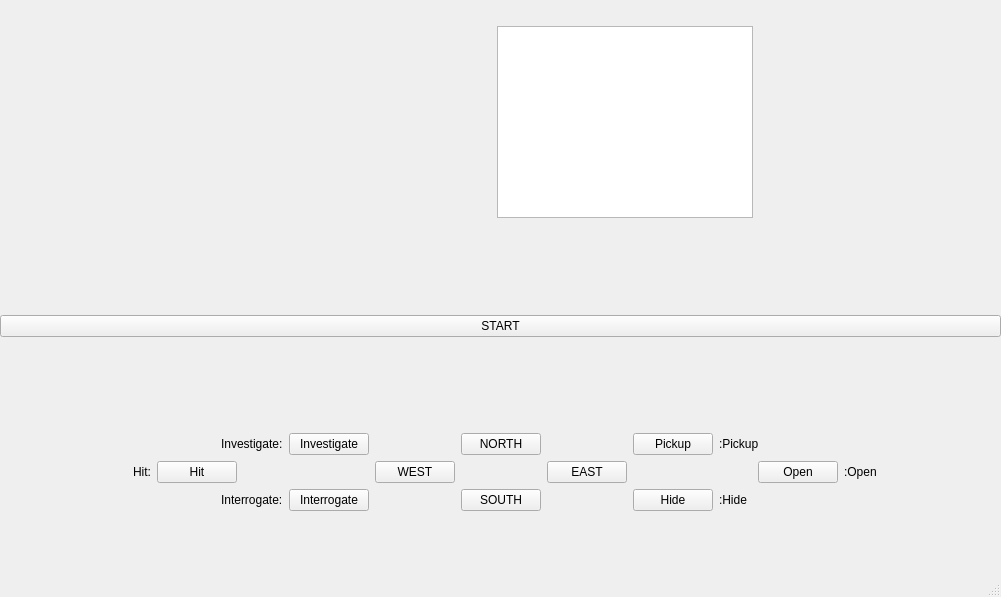
Qt form mainwindow.ui (NiallSom/ShadowedSecrets) before a commit.
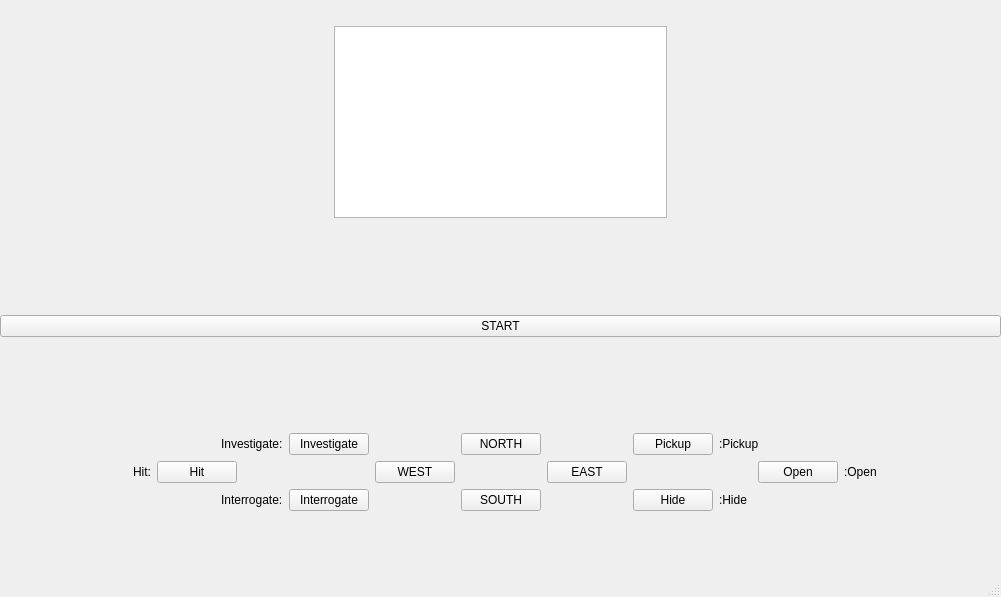
The same form after that commit.

Patch:
```diff
--- a/mainwindow.ui
+++ b/mainwindow.ui
@@ -63,25 +63,6 @@
      </item>
      <item>
       <layout class="QHBoxLayout" name="horizontalLayout_5">
-       <item>
-        <spacer name="horizontalSpacer_13">
-         <property name="orientation">
-          <enum>Qt::Horizontal</enum>
-         </property>
-         <property name="sizeHint" stdset="0">
-          <size>
-           <width>40</width>
-           <height>20</height>
-          </size>
-         </property>
-        </spacer>
-       </item>
-       <item>
-        <layout class="QHBoxLayout" name="horizontalLayout_10"/>
-       </item>
-       <item>
-        <layout class="QGridLayout" name="gridLayout"/>
-       </item>
        <item>
         <spacer name="horizontalSpacer_3">
          <property name="orientation">
```
